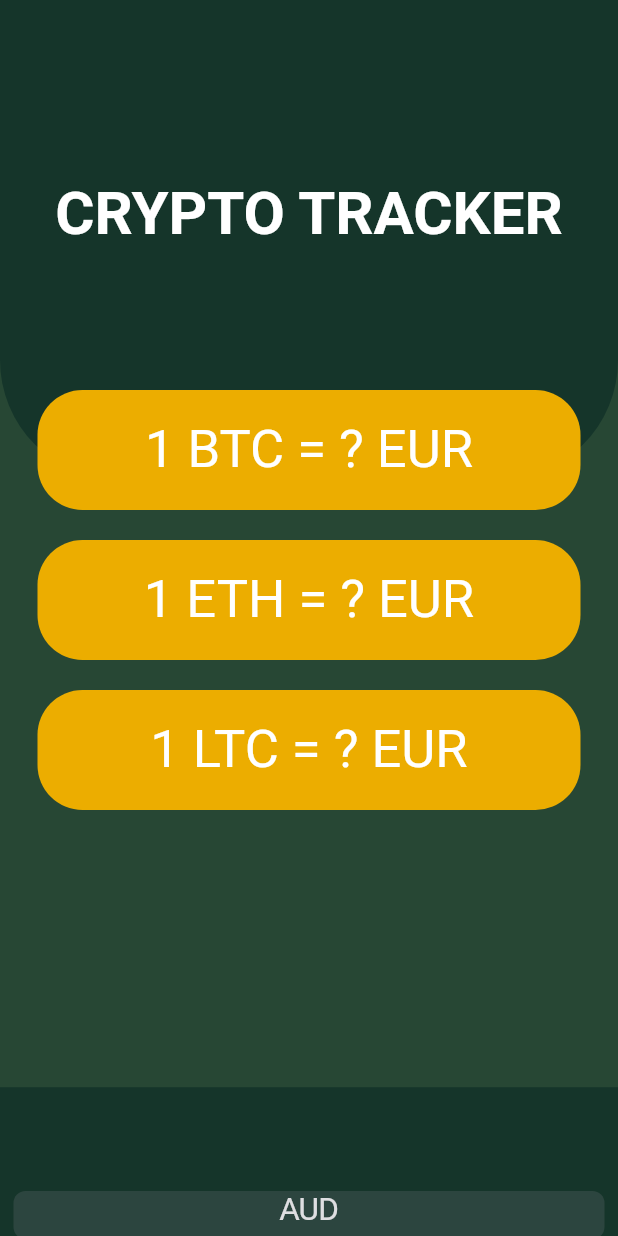
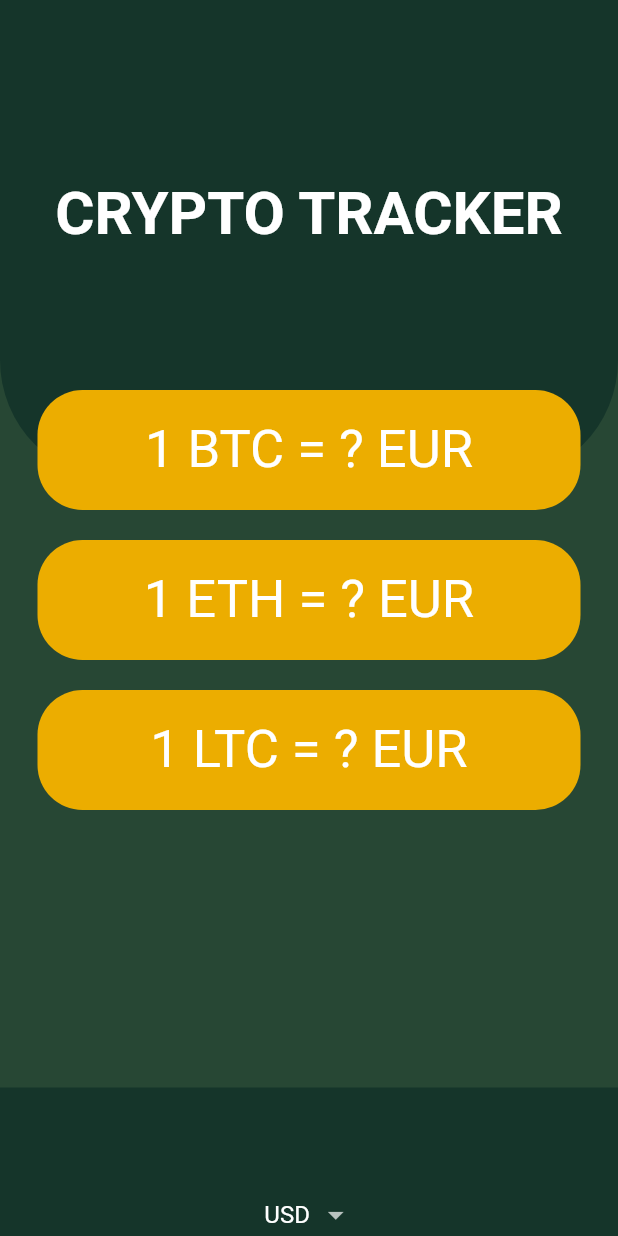
Before and after one commit to SasithaDil/btc_tracker_test, a Flutter app: the screen it shows after launch, on a phone screen of 412 x 824 dp. Run offline on Flutter 3.47's test engine with Material 2 defaults, Android fonts, the phone set to English and light mode, and no system bars; missing offline and left inert: flutter_config; network calls fail.

```diff
--- a/lib/price_screen.dart
+++ /dev/null
@@ -1,129 +0,0 @@
-import 'package:flutter/cupertino.dart';
-import 'package:flutter/material.dart';
-import 'package:btc_tracer_app/reusable_container.dart';
-import 'package:btc_tracer_app/coin_data.dart';
-
-class PrintScreen extends StatefulWidget {
-  const PrintScreen({Key? key}) : super(key: key);
-
-  @override
-  _PrintScreenState createState() => _PrintScreenState();
-}
-
-class _PrintScreenState extends State<PrintScreen> {
-  String selectedCurrency = 'USD';
-
-  List<DropdownMenuItem<String>> getDropDownItems() {
-    List<DropdownMenuItem<String>> dropDownItems = [];
-    for (String currency in currenciesList) {
-      var newItems = DropdownMenuItem(
-        child: Text(currency),
-        value: currency,
-      );
-      dropDownItems.add(newItems);
-    }
-    return dropDownItems;
-  }
-
-  List<Text> pickerItems() {
-    List<Text> currencyPickerList = [];
-    for (String currency in currenciesList) {
-      currencyPickerList.add(Text(currency));
-    }
-    return currencyPickerList;
-  }
-
-  @override
-  Widget build(BuildContext context) {
-    getDropDownItems();
-    return Scaffold(
-      body: Column(
-        crossAxisAlignment: CrossAxisAlignment.stretch,
-        mainAxisAlignment: MainAxisAlignment.spaceBetween,
-        children: [
-          Container(
-            height: 550.0,
-            child: Stack(
-              children: <Widget>[
-                Container(
-                  height: 320,
-                  padding: EdgeInsets.only(
-                    bottom: 35,
-                  ),
-                  decoration: BoxDecoration(
-                    color: Color(0xFF15352A),
-                    borderRadius: BorderRadius.only(
-                      bottomLeft: Radius.circular(80.0),
-                      bottomRight: Radius.circular(80.0),
-                    ),
-                  ),
-                  child: Center(
-                    child: Text(
-                      'CRYPTO TRACKER',
-                      style: TextStyle(
-                        fontSize: 40.0,
-                        fontWeight: FontWeight.bold,
-                      ),
-                    ),
-                  ),
-                ),
-                Positioned(
-                  bottom: 10,
-                  left: 25,
-                  right: 25,
-                  child: Column(
-                    children: [
-                      ReusableContainer(
-                        currency: '1 BTC = ? EUR',
-                      ),
-                      SizedBox(
-                        height: 20.0,
-                      ),
-                      ReusableContainer(
-                        currency: '1 ETH = ? EUR',
-                      ),
-                      SizedBox(
-                        height: 20.0,
-                      ),
-                      ReusableContainer(
-                        currency: '1 LTC = ? EUR',
-                      ),
-                    ],
-                  ),
-                ),
-              ],
-            ),
-          ),
-          SizedBox(
-            height: 175,
-          ),
-          Container(
-            height: 200.0,
-            alignment: Alignment.center,
-            padding: EdgeInsets.only(bottom: 30.0),
-            color: Color(0xFF15352A),
-            child: CupertinoPicker(
-              backgroundColor: Color(0xFF15352A),
-              itemExtent: 32.0,
-              onSelectedItemChanged: (selectedItem) {
-                print(selectedItem);
-              },
-              children: pickerItems(),
-            ),
-          ),
-        ],
-      ),
-    );
-  }
-}
-
-// DropdownButton<String>(
-//               value: selectedCurrency,
-//               items: getDropDownItems(),
-//               onChanged: (value) {
-//                 setState(() {
-//                   selectedCurrency = value!;
-//                   print(value);
-//                 });
-//               },
-//             ),
--- /dev/null
+++ b/lib/views/price_screen.dart
@@ -0,0 +1,87 @@
+import 'package:flutter/cupertino.dart';
+import 'package:flutter/material.dart';
+import 'package:btc_tracer_app/views/upper_body.dart';
+import 'package:btc_tracer_app/model/coin_data.dart';
+import 'dart:io' show Platform;
+import 'package:btc_tracer_app/controller/request_controller.dart';
+
+class PrintScreen extends StatefulWidget {
+  const PrintScreen({Key? key}) : super(key: key);
+
+  @override
+  _PrintScreenState createState() => _PrintScreenState();
+}
+
+class _PrintScreenState extends State<PrintScreen> {
+  String selectedCurrency = 'USD';
+
+  @override
+  void initState() {
+    super.initState();
+    RequestController().getCoinData();
+  }
+
+  DropdownButton<String> androdDropDown() {
+    List<DropdownMenuItem<String>> dropDownItems = [];
+    for (String currency in currenciesList) {
+      var newItems = DropdownMenuItem(
+        child: Text(currency),
+        value: currency,
+      );
+      dropDownItems.add(newItems);
+    }
+
+    return DropdownButton<String>(
+      value: selectedCurrency,
+      items: dropDownItems,
+      onChanged: (value) {
+        setState(() {
+          selectedCurrency = value!;
+          print(value);
+        });
+      },
+    );
+  }
+
+  CupertinoPicker iOSPicker() {
+    List<Text> currencyPickerList = [];
+    for (String currency in currenciesList) {
+      currencyPickerList.add(Text(currency));
+    }
+
+    return CupertinoPicker(
+      backgroundColor: Color(0xFF15352A),
+      itemExtent: 32.0,
+      onSelectedItemChanged: (selectedItem) {
+        print(selectedItem);
+      },
+      children: currencyPickerList,
+    );
+  }
+
+  @override
+  Widget build(BuildContext context) {
+    // getDropDownItems();
+    return Scaffold(
+      body: SingleChildScrollView(
+        child: Column(
+          crossAxisAlignment: CrossAxisAlignment.stretch,
+          mainAxisAlignment: MainAxisAlignment.spaceBetween,
+          children: [
+            UpperBody(),
+            SizedBox(
+              height: 175,
+            ),
+            Container(
+              height: 200.0,
+              alignment: Alignment.center,
+              padding: EdgeInsets.only(bottom: 30.0),
+              color: Color(0xFF15352A),
+              child: Platform.isIOS ? iOSPicker() : androdDropDown(),
+            ),
+          ],
+        ),
+      ),
+    );
+  }
+}
--- /dev/null
+++ b/lib/views/upper_body.dart
@@ -0,0 +1,65 @@
+import 'package:flutter/material.dart';
+import 'package:btc_tracer_app/views/reusable_container.dart';
+
+class UpperBody extends StatelessWidget {
+  const UpperBody({
+    Key? key,
+  }) : super(key: key);
+
+  @override
+  Widget build(BuildContext context) {
+    return Container(
+      height: 550.0,
+      child: Stack(
+        children: <Widget>[
+          Container(
+            height: 320,
+            padding: EdgeInsets.only(
+              bottom: 35,
+            ),
+            decoration: BoxDecoration(
+              color: Color(0xFF15352A),
+              borderRadius: BorderRadius.only(
+                bottomLeft: Radius.circular(80.0),
+                bottomRight: Radius.circular(80.0),
+              ),
+            ),
+            child: Center(
+              child: Text(
+                'CRYPTO TRACKER',
+                style: TextStyle(
+                  fontSize: 40.0,
+                  fontWeight: FontWeight.bold,
+                ),
+              ),
+            ),
+          ),
+          Positioned(
+            bottom: 10,
+            left: 25,
+            right: 25,
+            child: Column(
+              children: [
+                ReusableContainer(
+                  currency: '1 BTC = ? EUR',
+                ),
+                SizedBox(
+                  height: 20.0,
+                ),
+                ReusableContainer(
+                  currency: '1 ETH = ? EUR',
+                ),
+                SizedBox(
+                  height: 20.0,
+                ),
+                ReusableContainer(
+                  currency: '1 LTC = ? EUR',
+                ),
+              ],
+            ),
+          ),
+        ],
+      ),
+    );
+  }
+}
```
Also changed, not shown: lib/controller/request_controller.dart (added, +30 -0 lines), lib/main.dart (+7 -2 lines), lib/model/coin_data.dart (renamed from lib/coin_data.dart, +11 -1 lines), pubspec.yaml (+5 -5 lines), lib/views/reusable_container.dart (renamed from lib/reusable_container.dart), pubspec.lock, 7 other files.
